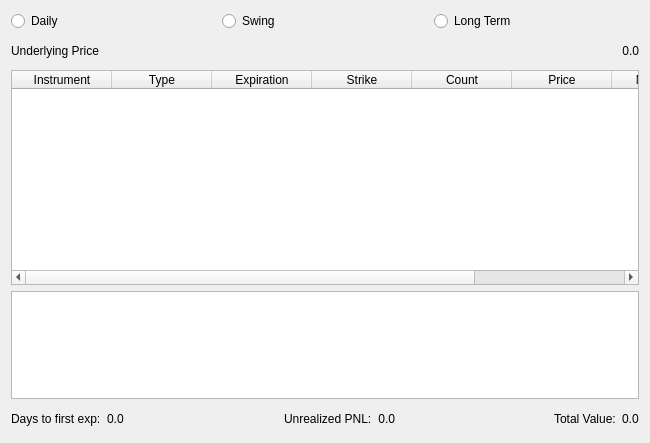
Before: the Qt Designer form uiComps/qtGeneration/SpecOptionsTab.ui in irrelevantmuch/IB_apps, drawn with Qt 5.
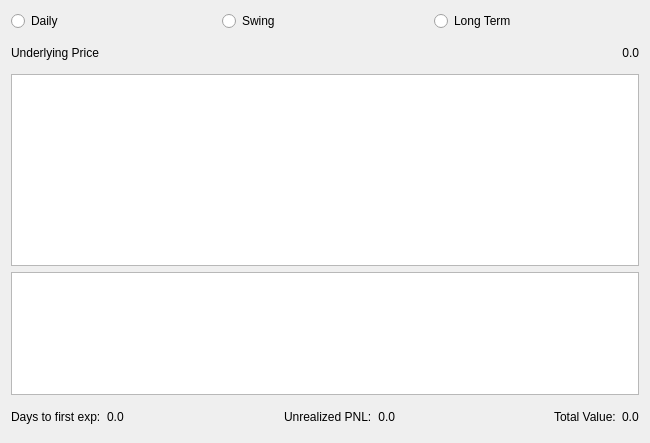
After: the same form once the commit is applied.

Commit message: Making position/option apps functional. Transitioning from QTableViewWidget to QTableView

What changed in the file:
```diff
--- a/uiComps/qtGeneration/SpecOptionsTab.ui
+++ b/uiComps/qtGeneration/SpecOptionsTab.ui
@@ -15,7 +15,7 @@
   </property>
   <layout class="QGridLayout" name="gridLayout">
    <item row="0" column="0">
-    <layout class="QVBoxLayout" name="verticalLayout_2" stretch="0,1,8,4,1">
+    <layout class="QVBoxLayout" name="verticalLayout_2" stretch="0,1,0,4,1">
      <item>
       <layout class="QHBoxLayout" name="horizontalLayout_3">
        <item>
@@ -72,48 +72,7 @@
       </layout>
      </item>
      <item>
-      <widget class="QTableWidget" name="options_table">
-       <column>
-        <property name="text">
-         <string>Instrument</string>
-        </property>
-       </column>
-       <column>
-        <property name="text">
-         <string>Type</string>
-        </property>
-       </column>
-       <column>
-        <property name="text">
-         <string>Expiration</string>
-        </property>
-       </column>
-       <column>
-        <property name="text">
-         <string>Strike</string>
-        </property>
-       </column>
-       <column>
-        <property name="text">
-         <string>Count</string>
-        </property>
-       </column>
-       <column>
-        <property name="text">
-         <string>Price</string>
-        </property>
-       </column>
-       <column>
-        <property name="text">
-         <string>Mkt Value</string>
-        </property>
-       </column>
-       <column>
-        <property name="text">
-         <string>UPNL</string>
-        </property>
-       </column>
-      </widget>
+      <widget class="QTableView" name="options_table"/>
      </item>
      <item>
       <widget class="QTextEdit" name="notes_window"/>
```
The commit also changes 13 other files.
